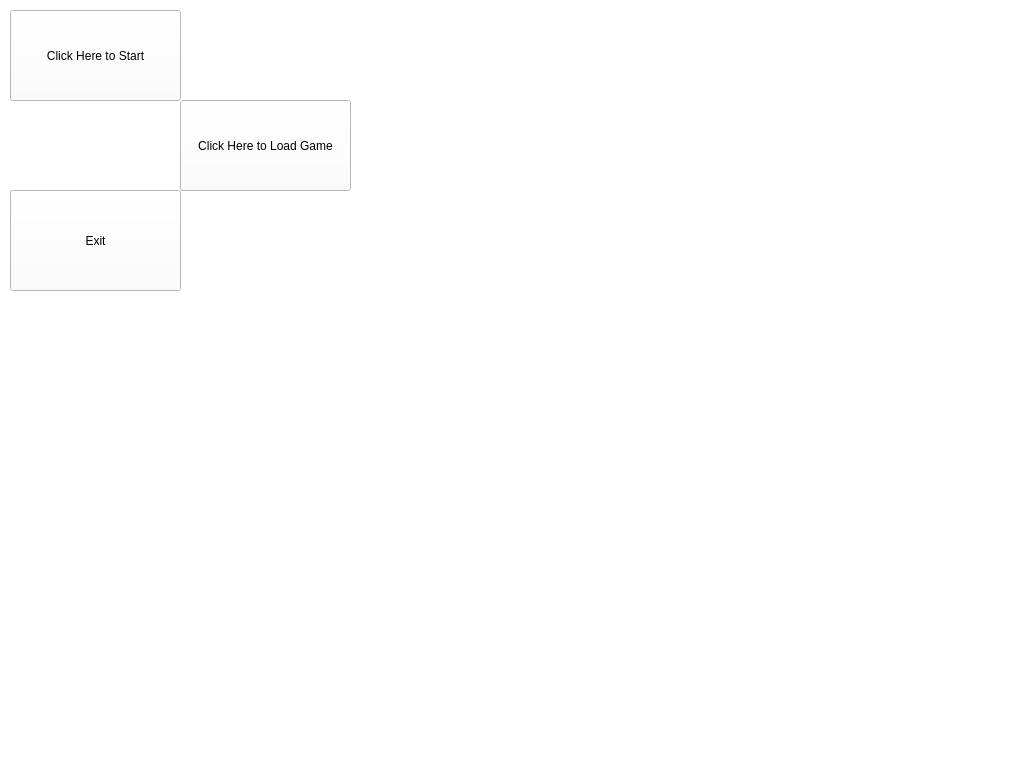
This is menu.ui in CpS209TeamOmega/TandemTechies as Qt 5 draws it before an edit. The edited form follows.
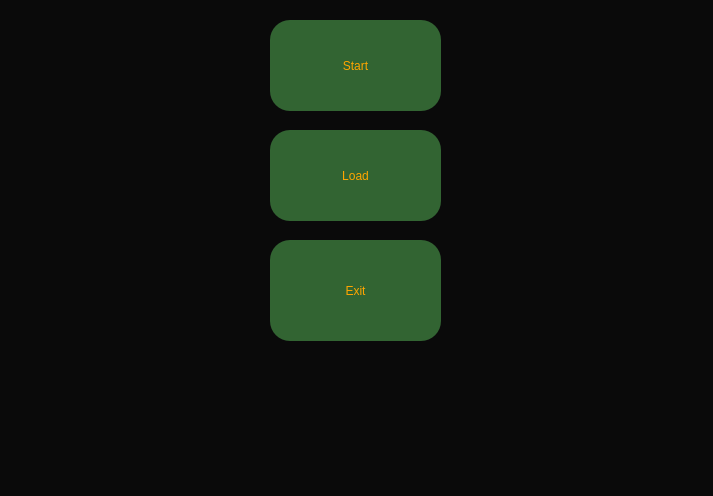
This is the edited form. Icons and pictures are not drawn.

Commit message: Finished basic game menu

The edit to the form file:
```diff
--- a/menu.ui
+++ b/menu.ui
@@ -6,37 +6,43 @@
    <rect>
     <x>0</x>
     <y>0</y>
-    <width>1024</width>
-    <height>768</height>
+    <width>713</width>
+    <height>496</height>
    </rect>
   </property>
   <property name="windowTitle">
    <string>Form</string>
   </property>
   <property name="styleSheet">
-   <string notr="true">background-color: rgb(255, 255, 255);</string>
+   <string notr="true">background-color: rgba(0, 0, 0, 0.8);</string>
   </property>
   <widget class="QPushButton" name="btnStart">
    <property name="geometry">
     <rect>
-     <x>10</x>
-     <y>10</y>
+     <x>270</x>
+     <y>20</y>
      <width>171</width>
      <height>91</height>
     </rect>
    </property>
    <property name="styleSheet">
-    <string notr="true"/>
+    <string notr="true">font: 30pt &quot;Monospace&quot;;
+background-color: rgb(50,100,50);
+border-radius:20px;
+color:orange;</string>
    </property>
    <property name="text">
-    <string>Click Here to Start</string>
+    <string>Start</string>
+   </property>
+   <property name="flat">
+    <bool>false</bool>
    </property>
   </widget>
   <widget class="QPushButton" name="btnLoad">
    <property name="geometry">
     <rect>
-     <x>180</x>
-     <y>100</y>
+     <x>270</x>
+     <y>130</y>
      <width>171</width>
      <height>91</height>
     </rect>
@@ -44,103 +50,193 @@
    <property name="palette">
     <palette>
      <active>
+      <colorrole role="WindowText">
+       <brush brushstyle="SolidPattern">
+        <color alpha="255">
+         <red>255</red>
+         <green>165</green>
+         <blue>0</blue>
+        </color>
+       </brush>
+      </colorrole>
       <colorrole role="Button">
        <brush brushstyle="SolidPattern">
-        <color alpha="0">
+        <color alpha="255">
+         <red>50</red>
+         <green>100</green>
+         <blue>50</blue>
+        </color>
+       </brush>
+      </colorrole>
+      <colorrole role="Text">
+       <brush brushstyle="SolidPattern">
+        <color alpha="255">
          <red>255</red>
-         <green>255</green>
-         <blue>255</blue>
+         <green>165</green>
+         <blue>0</blue>
+        </color>
+       </brush>
+      </colorrole>
+      <colorrole role="ButtonText">
+       <brush brushstyle="SolidPattern">
+        <color alpha="255">
+         <red>255</red>
+         <green>165</green>
+         <blue>0</blue>
         </color>
        </brush>
       </colorrole>
       <colorrole role="Base">
        <brush brushstyle="SolidPattern">
         <color alpha="255">
-         <red>255</red>
-         <green>255</green>
-         <blue>255</blue>
+         <red>50</red>
+         <green>100</green>
+         <blue>50</blue>
         </color>
        </brush>
       </colorrole>
       <colorrole role="Window">
        <brush brushstyle="SolidPattern">
         <color alpha="255">
-         <red>255</red>
-         <green>255</green>
-         <blue>255</blue>
+         <red>50</red>
+         <green>100</green>
+         <blue>50</blue>
         </color>
        </brush>
       </colorrole>
      </active>
      <inactive>
+      <colorrole role="WindowText">
+       <brush brushstyle="SolidPattern">
+        <color alpha="255">
+         <red>255</red>
+         <green>165</green>
+         <blue>0</blue>
+        </color>
+       </brush>
+      </colorrole>
       <colorrole role="Button">
        <brush brushstyle="SolidPattern">
-        <color alpha="0">
+        <color alpha="255">
+         <red>50</red>
+         <green>100</green>
+         <blue>50</blue>
+        </color>
+       </brush>
+      </colorrole>
+      <colorrole role="Text">
+       <brush brushstyle="SolidPattern">
+        <color alpha="255">
          <red>255</red>
-         <green>255</green>
-         <blue>255</blue>
+         <green>165</green>
+         <blue>0</blue>
+        </color>
+       </brush>
+      </colorrole>
+      <colorrole role="ButtonText">
+       <brush brushstyle="SolidPattern">
+        <color alpha="255">
+         <red>255</red>
+         <green>165</green>
+         <blue>0</blue>
         </color>
        </brush>
       </colorrole>
       <colorrole role="Base">
        <brush brushstyle="SolidPattern">
         <color alpha="255">
-         <red>255</red>
-         <green>255</green>
-         <blue>255</blue>
+         <red>50</red>
+         <green>100</green>
+         <blue>50</blue>
         </color>
        </brush>
       </colorrole>
       <colorrole role="Window">
        <brush brushstyle="SolidPattern">
         <color alpha="255">
-         <red>255</red>
-         <green>255</green>
-         <blue>255</blue>
+         <red>50</red>
+         <green>100</green>
+         <blue>50</blue>
         </color>
        </brush>
       </colorrole>
      </inactive>
      <disabled>
+      <colorrole role="WindowText">
+       <brush brushstyle="SolidPattern">
+        <color alpha="255">
+         <red>255</red>
+         <green>165</green>
+         <blue>0</blue>
+        </color>
+       </brush>
+      </colorrole>
       <colorrole role="Button">
        <brush brushstyle="SolidPattern">
-        <color alpha="0">
+        <color alpha="255">
+         <red>50</red>
+         <green>100</green>
+         <blue>50</blue>
+        </color>
+       </brush>
+      </colorrole>
+      <colorrole role="Text">
+       <brush brushstyle="SolidPattern">
+        <color alpha="255">
          <red>255</red>
-         <green>255</green>
-         <blue>255</blue>
+         <green>165</green>
+         <blue>0</blue>
+        </color>
+       </brush>
+      </colorrole>
+      <colorrole role="ButtonText">
+       <brush brushstyle="SolidPattern">
+        <color alpha="255">
+         <red>255</red>
+         <green>165</green>
+         <blue>0</blue>
         </color>
        </brush>
       </colorrole>
       <colorrole role="Base">
        <brush brushstyle="SolidPattern">
         <color alpha="255">
-         <red>255</red>
-         <green>255</green>
-         <blue>255</blue>
+         <red>50</red>
+         <green>100</green>
+         <blue>50</blue>
         </color>
        </brush>
       </colorrole>
       <colorrole role="Window">
        <brush brushstyle="SolidPattern">
         <color alpha="255">
-         <red>255</red>
-         <green>255</green>
-         <blue>255</blue>
+         <red>50</red>
+         <green>100</green>
+         <blue>50</blue>
         </color>
        </brush>
       </colorrole>
      </disabled>
     </palette>
    </property>
+   <property name="cursor">
+    <cursorShape>CrossCursor</cursorShape>
+   </property>
+   <property name="styleSheet">
+    <string notr="true">font: 30pt &quot;Monospace&quot;;
+background-color: rgb(50,100,50);
+border-radius:20px;
+color:orange;</string>
+   </property>
    <property name="text">
-    <string>Click Here to Load Game</string>
+    <string>Load</string>
    </property>
   </widget>
   <widget class="QPushButton" name="btnExit">
    <property name="geometry">
     <rect>
-     <x>10</x>
-     <y>190</y>
+     <x>270</x>
+     <y>240</y>
      <width>171</width>
      <height>101</height>
     </rect>
@@ -151,6 +247,12 @@
    <property name="layoutDirection">
     <enum>Qt::RightToLeft</enum>
    </property>
+   <property name="styleSheet">
+    <string notr="true">font: 30pt &quot;Monospace&quot;;
+background-color: rgb(50,100,50);
+border-radius:20px;
+color:orange;</string>
+   </property>
    <property name="text">
     <string>Exit</string>
    </property>
```
Left out of the diff: 11 changed lines with no effect on the pictures. The commit also changes 15 other files.
